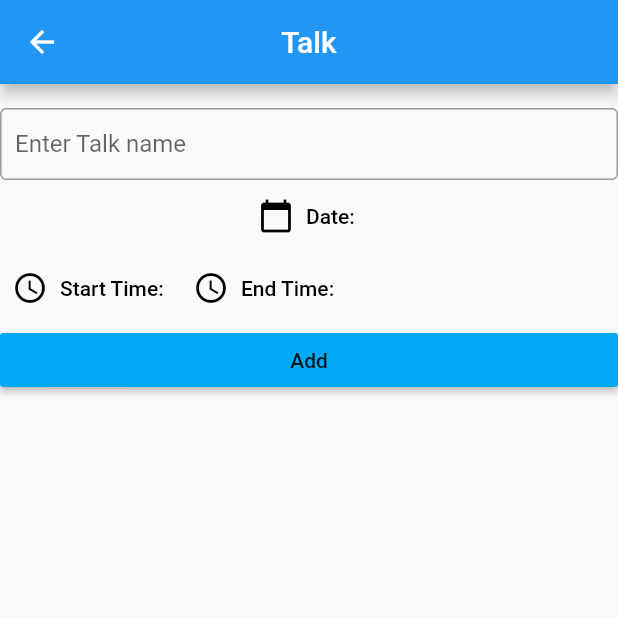
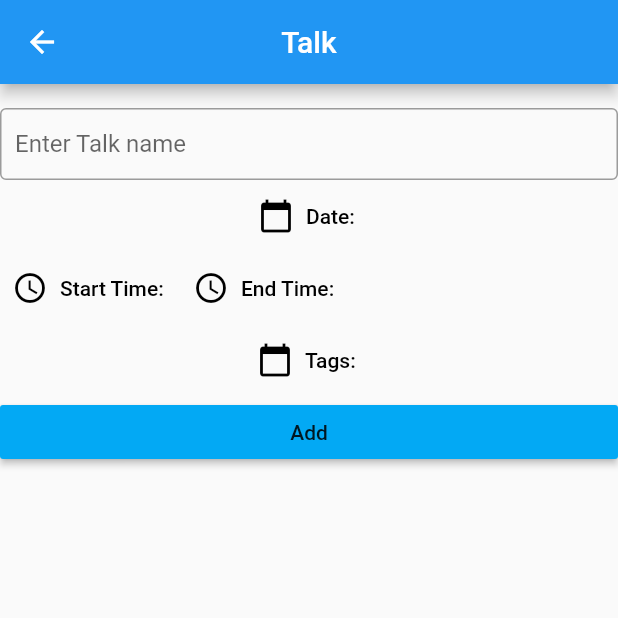
Before and after one commit to claramoreirag/FEUP-ESOF, a Flutter app: the CreateTalk screen opened by its route, on a phone screen of 412 x 824 dp, the top half of it. Run offline on Flutter 3.47's test engine with Material 2 defaults, Android fonts, the light colour scheme and no system bars; our stand-ins replace cloud_firestore, firebase_auth, firebase_core, firebase_database, sqflite; missing offline and left inert: firebase_auth_web, firebase_core_web; accounts and stored records are empty.

Commit message:
integrating tags

```diff
--- a/src/lib/pages/create_talk.dart
+++ b/src/lib/pages/create_talk.dart
@@ -118,6 +118,16 @@ class _RegisterTalk extends State<RegisterTalk> {
                     ),
                   ),
                 ]),
+                TextButton.icon(
+                  onPressed: () async {
+                    Navigator.pushNamed(context, '/add_tags');
+                  },
+                  icon: Icon(Icons.calendar_today),
+                  label: Text('Tags: $button_tags'),
+                  style: TextButton.styleFrom(
+                    primary: Colors.black,
+                  ),
+                ),
                 RaisedButton(
                   color: Colors.lightBlue,
                   onPressed: () async {
@@ -156,6 +166,7 @@ class _RegisterTalk extends State<RegisterTalk> {
                             .showSnackBar(SnackBar(content: Text(onError)));
                       });
                     }
+                    Navigator.pop(context);
                   },
                   child: Text('Add'),
                 ),
```
Also changed, not shown: src/lib/pages/add_tags.dart (+10 -16 lines), 1 other file.
